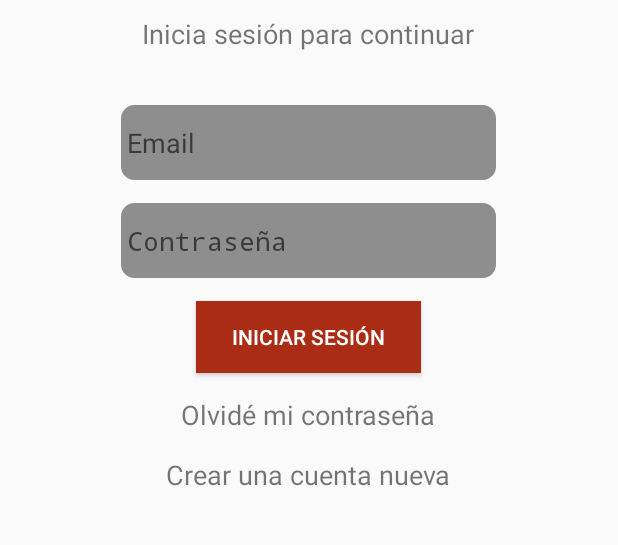
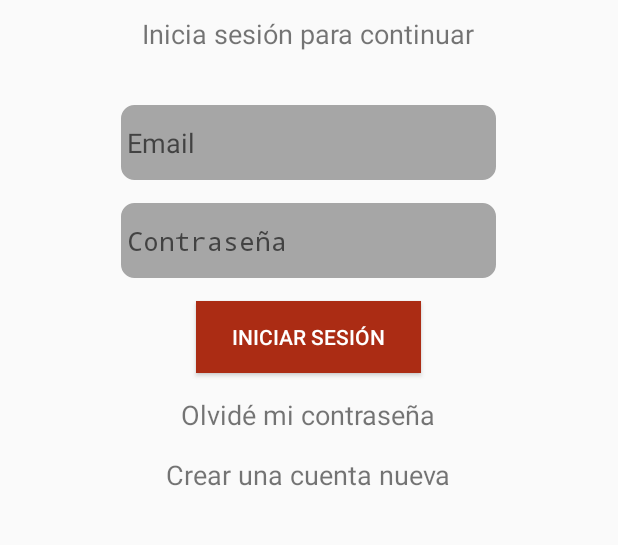
Before and after one commit to lualzugaray/parcial-1-am-acn4a-alzugaray-fernandez, an Android app built with Jetpack Compose: the screen it shows after launch (MainActivity), on a phone screen of 412 x 824 dp, the part 414-959 px from its top. Run offline under Robolectric (Android 15) with nearby library versions, the phone set to English and light mode, and no system bars.

Commit message:
add: se agrega evento dinámicamente al ScrollView,se realiza cambio de color del logo, se agregan los colores nuevos al archivo colors.xml fix: se centra el contenido en pantalla

```diff
--- a/app/src/main/res/values/colors.xml
+++ b/app/src/main/res/values/colors.xml
@@ -8,5 +8,5 @@
     <color name="black">#FF000000</color>
     <color name="white">#FFFFFFFF</color>
     <color name="color_principal">#AB2C14</color>
-    <color name="grey">#8F8E8E</color>
+    <color name="grey">#A6A6A6</color>
 </resources>
```
